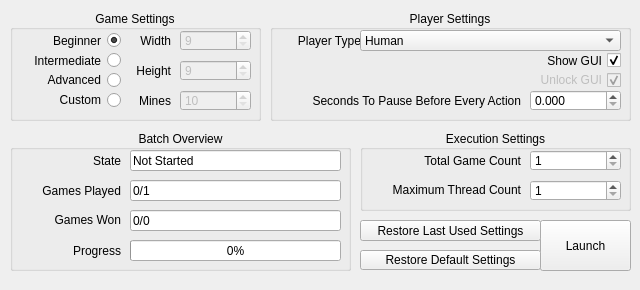
First picture: the form in ui/sweeper_control_window.ui, repository nthexwn/AISweeper, before the edit.
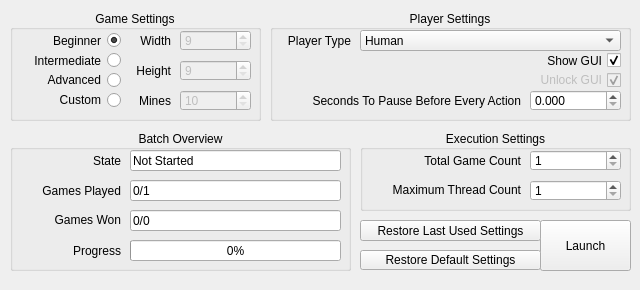
Second picture: the form after the edit.

```diff
--- a/ui/sweeper_control_window.ui
+++ b/ui/sweeper_control_window.ui
@@ -398,7 +398,7 @@
       <rect>
        <x>10</x>
        <y>20</y>
-       <width>81</width>
+       <width>71</width>
        <height>21</height>
       </rect>
      </property>
```
Left out of the diff: 6 changed lines with no effect on the pictures.
